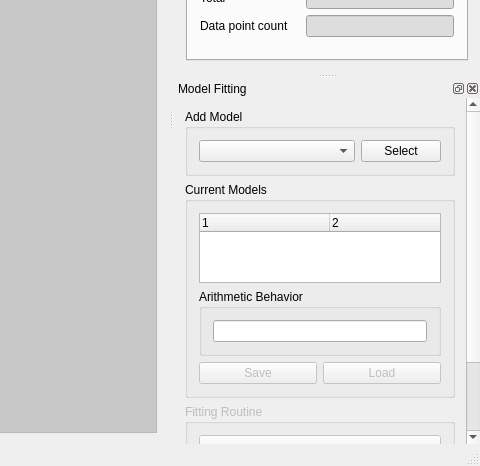
Before: the Qt Designer form specviz/ui/qt/uic/source/mainwindow.ui in astropy/specutils, drawn with Qt 5; both pictures show x 800 to 1280 and y 254 to 720 of the 1280 by 720 pixel window.
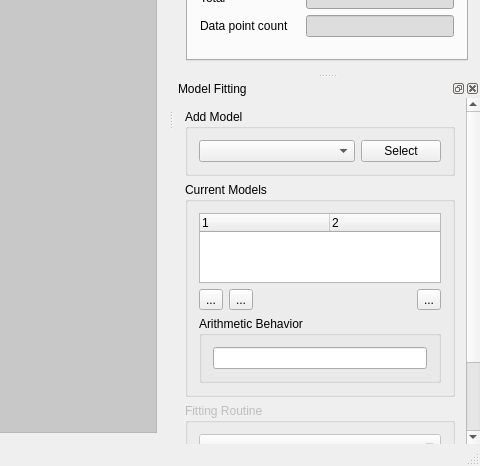
After: the same form once the commit is applied. Icons and pictures are not drawn.

Commit message: Fixes statistics not updating on sub window creation (#168)

Diff of the .ui file:
```diff
--- a/specviz/ui/qt/uic/source/mainwindow.ui
+++ b/specviz/ui/qt/uic/source/mainwindow.ui
@@ -693,9 +693,9 @@
         <property name="geometry">
          <rect>
           <x>0</x>
-          <y>-78</y>
+          <y>-77</y>
           <width>306</width>
-          <height>476</height>
+          <height>470</height>
          </rect>
         </property>
         <layout class="QVBoxLayout" name="verticalLayout_8">
@@ -763,6 +763,77 @@
               </column>
              </widget>
             </item>
+            <item>
+             <layout class="QHBoxLayout" name="horizontalLayout_6">
+              <item>
+               <widget class="QToolButton" name="saveModelButton">
+                <property name="text">
+                 <string>...</string>
+                </property>
+                <property name="icon">
+                 <iconset>
+                  <normalon>:/img/Save-48.png</normalon>
+                 </iconset>
+                </property>
+                <property name="iconSize">
+                 <size>
+                  <width>20</width>
+                  <height>20</height>
+                 </size>
+                </property>
+               </widget>
+              </item>
+              <item>
+               <widget class="QToolButton" name="loadModelButton">
+                <property name="text">
+                 <string>...</string>
+                </property>
+                <property name="icon">
+                 <iconset>
+                  <normalon>:/img/Open Folder-48.png</normalon>
+                 </iconset>
+                </property>
+                <property name="iconSize">
+                 <size>
+                  <width>20</width>
+                  <height>20</height>
+                 </size>
+                </property>
+               </widget>
+              </item>
+              <item>
+               <spacer name="horizontalSpacer_3">
+                <property name="orientation">
+                 <enum>Qt::Horizontal</enum>
+                </property>
+                <property name="sizeHint" stdset="0">
+                 <size>
+                  <width>40</width>
+                  <height>20</height>
+                 </size>
+                </property>
+               </spacer>
+              </item>
+              <item>
+               <widget class="QToolButton" name="removeModelButton">
+                <property name="text">
+                 <string>...</string>
+                </property>
+                <property name="icon">
+                 <iconset>
+                  <normalon>:/img/Delete-48.png</normalon>
+                 </iconset>
+                </property>
+                <property name="iconSize">
+                 <size>
+                  <width>20</width>
+                  <height>20</height>
+                 </size>
+                </property>
+               </widget>
+              </item>
+             </layout>
+            </item>
             <item>
              <widget class="QGroupBox" name="groupBox_4">
               <property name="title">
@@ -775,30 +846,6 @@
               </layout>
              </widget>
             </item>
-            <item>
-             <layout class="QHBoxLayout" name="horizontalLayout_5">
-              <item>
-               <widget class="QPushButton" name="saveModelButton">
-                <property name="enabled">
-                 <bool>false</bool>
-                </property>
-                <property name="text">
-                 <string>Save</string>
-                </property>
-               </widget>
-              </item>
-              <item>
-               <widget class="QPushButton" name="loadModelButton">
-                <property name="enabled">
-                 <bool>false</bool>
-                </property>
-                <property name="text">
-                 <string>Load</string>
-                </property>
-               </widget>
-              </item>
-             </layout>
-            </item>
            </layout>
           </widget>
          </item>
```
The commit also changes 5 other files.
